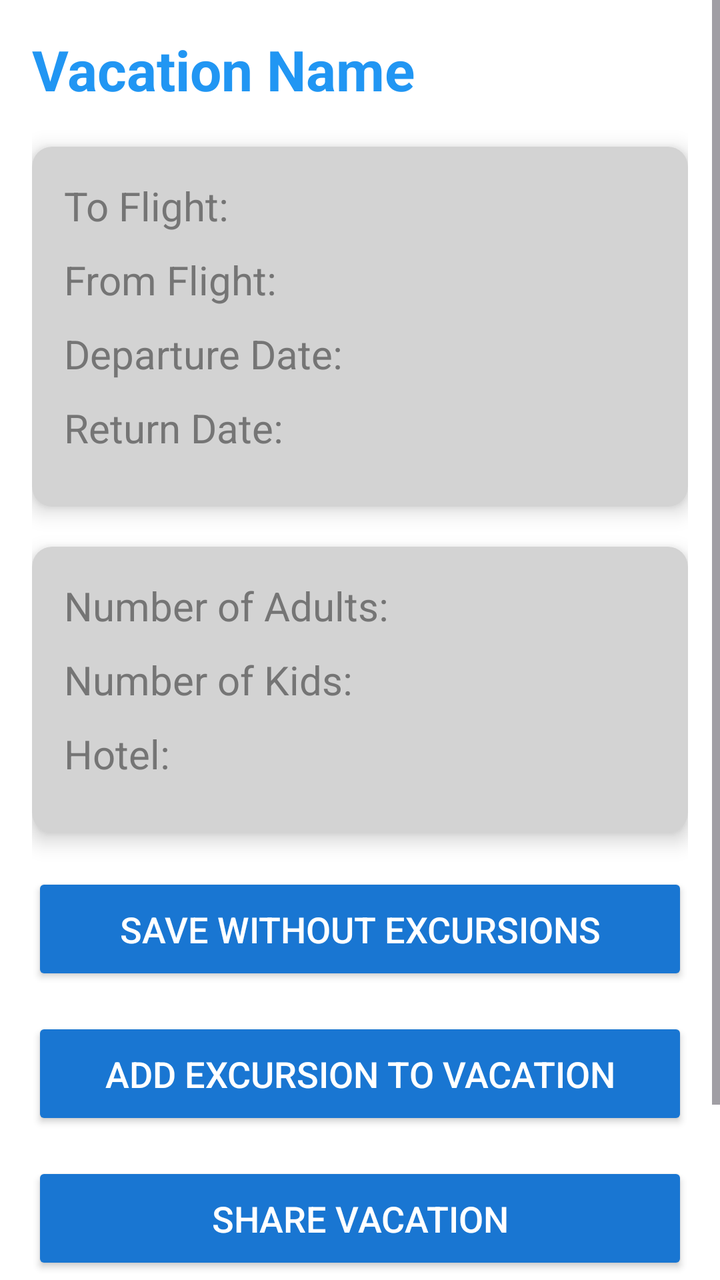
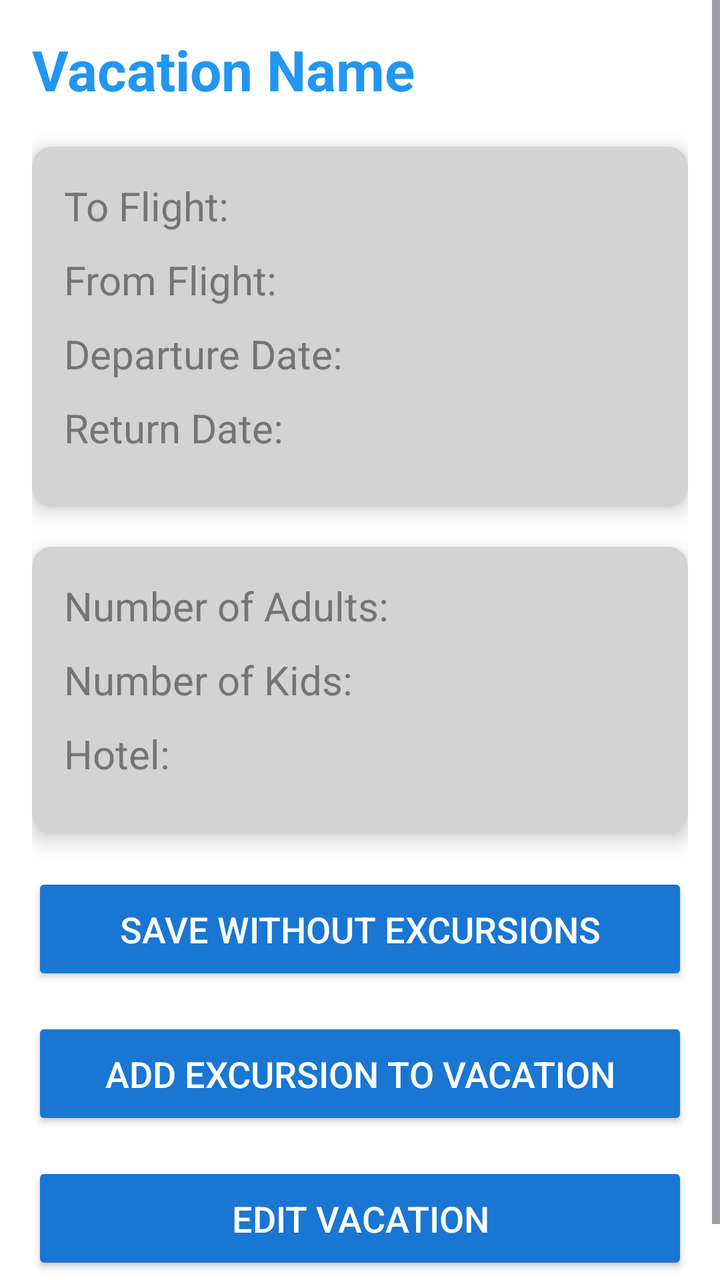

Compare the two renders of this Android layout. The source of the first and the diff that turns it into the second are given below.
<!-- AndroidManifest.xml: application theme Theme.JackFinalD308 -->
<!-- res/layout/activity_vacation_details.xml -->
<?xml version="1.0" encoding="utf-8"?>
<ScrollView
    xmlns:android="http://schemas.android.com/apk/res/android"
    xmlns:app="http://schemas.android.com/apk/res-auto"
    android:layout_width="match_parent"
    android:layout_height="match_parent"
    android:fillViewport="true"
    android:background="@android:color/white">

    <LinearLayout
        android:layout_width="match_parent"
        android:layout_height="wrap_content"
        android:orientation="vertical"
        android:padding="16dp">

        <TextView
            android:id="@+id/textViewVacationName"
            android:layout_width="match_parent"
            android:layout_height="wrap_content"
            android:text="Vacation Name"
            android:textSize="28sp"
            android:textColor="@color/colorPrimary"
            android:layout_marginBottom="20dp"
            android:textStyle="bold" />

        
        <androidx.cardview.widget.CardView
            android:layout_width="match_parent"
            android:layout_height="wrap_content"
            android:layout_marginBottom="20dp"
            app:cardElevation="6dp"
            app:cardCornerRadius="10dp"
            android:backgroundTint="@color/colorLightGray">

            <LinearLayout
                android:layout_width="match_parent"
                android:layout_height="wrap_content"
                android:padding="16dp"
                android:orientation="vertical">

                <TextView
                    android:id="@+id/textViewToFlight"
                    android:layout_width="match_parent"
                    android:layout_height="wrap_content"
                    android:text="To Flight: "
                    android:textSize="20sp"
                    android:textColor="@color/colorDarkGray"
                    android:layout_marginBottom="10dp" />

                <TextView
                    android:id="@+id/textViewFromFlight"
                    android:layout_width="match_parent"
                    android:layout_height="wrap_content"
                    android:text="From Flight: "
                    android:textSize="20sp"
                    android:textColor="@color/colorDarkGray"
                    android:layout_marginBottom="10dp" />

                <TextView
                    android:id="@+id/textViewDepartDate"
                    android:layout_width="match_parent"
                    android:layout_height="wrap_content"
                    android:text="Departure Date: "
                    android:textSize="20sp"
                    android:textColor="@color/colorDarkGray"
                    android:layout_marginBottom="10dp" />

                <TextView
                    android:id="@+id/textViewReturnDate"
                    android:layout_width="match_parent"
                    android:layout_height="wrap_content"
                    android:text="Return Date: "
                    android:textSize="20sp"
                    android:textColor="@color/colorDarkGray"
                    android:layout_marginBottom="10dp" />
            </LinearLayout>
        </androidx.cardview.widget.CardView>

        
        <androidx.cardview.widget.CardView
            android:layout_width="match_parent"
            android:layout_height="wrap_content"
            android:layout_marginBottom="20dp"
            app:cardElevation="6dp"
            app:cardCornerRadius="10dp"
            android:backgroundTint="@color/colorLightGray">

            <LinearLayout
                android:layout_width="match_parent"
                android:layout_height="wrap_content"
                android:padding="16dp"
                android:orientation="vertical">

                <TextView
                    android:id="@+id/textViewAdults"
                    android:layout_width="match_parent"
                    android:layout_height="wrap_content"
                    android:text="Number of Adults: "
                    android:textSize="20sp"
                    android:textColor="@color/colorDarkGray"
                    android:layout_marginBottom="10dp" />

                <TextView
                    android:id="@+id/textViewKids"
                    android:layout_width="match_parent"
                    android:layout_height="wrap_content"
                    android:text="Number of Kids: "
                    android:textSize="20sp"
                    android:textColor="@color/colorDarkGray"
                    android:layout_marginBottom="10dp" />

                <TextView
                    android:id="@+id/textViewHotel"
                    android:layout_width="match_parent"
                    android:layout_height="wrap_content"
                    android:text="Hotel: "
                    android:textSize="20sp"
                    android:textColor="@color/colorDarkGray"
                    android:layout_marginBottom="10dp" />
            </LinearLayout>
        </androidx.cardview.widget.CardView>

        
        <Button
            android:id="@+id/buttonSave"
            android:layout_width="match_parent"
            android:layout_height="wrap_content"
            android:layout_marginBottom="16dp"
            android:backgroundTint="@color/colorAccent"
            android:padding="16dp"
            android:text="Save Without Excursions"
            android:textColor="@android:color/white"
            android:textSize="18sp" />

        <Button
            android:id="@+id/buttonViewExcursionDetails"
            android:layout_width="match_parent"
            android:layout_height="wrap_content"
            android:layout_marginBottom="16dp"
            android:backgroundTint="@color/colorAccent"
            android:padding="16dp"
            android:text="Add Excursion To Vacation"
            android:textColor="@android:color/white"
            android:textSize="18sp" />

        <Button
            android:id="@+id/buttonShare"
            android:layout_width="match_parent"
            android:layout_height="wrap_content"
            android:text="Share Vacation"
            android:backgroundTint="@color/colorAccent"
            android:textColor="@android:color/white"
            android:padding="16dp"
            android:textSize="18sp"
            android:layout_marginBottom="16dp" />

        <Button
            android:id="@+id/buttonEdit"
            android:layout_width="match_parent"
            android:layout_height="wrap_content"
            android:layout_marginBottom="16dp"
            android:backgroundTint="@color/colorAccent"
            android:padding="16dp"
            android:text="Edit Vacation"
            android:textColor="@android:color/white"
            android:textSize="18sp"
            android:visibility="visible" />

        <Button
            android:id="@+id/buttonDelete"
            android:layout_width="match_parent"
            android:layout_height="wrap_content"
            android:layout_marginBottom="16dp"
            android:backgroundTint="@color/colorRed"
            android:padding="16dp"
            android:text="Delete Vacation"
            android:textColor="@android:color/white"
            android:textSize="18sp"
            android:visibility="gone" />
    </LinearLayout>
</ScrollView>
<!-- resources referenced by this layout -->
<resources>
  <color name="colorAccent">#1976D2</color>
  <color name="colorDarkGray">#757575</color>
  <color name="colorLightGray">#D3D3D3</color>
  <color name="colorPrimary">#2196F3</color>
  <color name="colorRed">#FF0000</color>
  <style name="Theme.JackFinalD308" parent="Base.Theme.JackFinalD308" />
  <style name="Base.Theme.JackFinalD308" parent="Theme.Material3.DayNight">
          
          
      </style>
</resources>

<!-- the commit's change to res/layout/activity_vacation_details.xml (unified diff, before → after) -->
@@ -147,12 +147,13 @@
             android:id="@+id/buttonShare"
             android:layout_width="match_parent"
             android:layout_height="wrap_content"
+            android:layout_marginBottom="16dp"
+            android:backgroundTint="@color/colorAccent"
+            android:padding="16dp"
             android:text="Share Vacation"
-            android:backgroundTint="@color/colorAccent"
             android:textColor="@android:color/white"
-            android:padding="16dp"
             android:textSize="18sp"
-            android:layout_marginBottom="16dp" />
+            android:visibility="gone" />
 
         <Button
             android:id="@+id/buttonEdit"
<!-- resource entries referenced after the edit -->
@@ -5,8 +5,8 @@
   <color name="colorLightGray">#D3D3D3</color>
   <color name="colorPrimary">#2196F3</color>
   <color name="colorRed">#FF0000</color>
-  <style name="Theme.JackFinalD308" parent="Base.Theme.JackFinalD308" />
-  <style name="Base.Theme.JackFinalD308" parent="Theme.Material3.DayNight">
+  <style name="Theme.JackD424" parent="Base.Theme.JackD424" />
+  <style name="Base.Theme.JackD424" parent="Theme.Material3.DayNight">
           
           
       </style>
